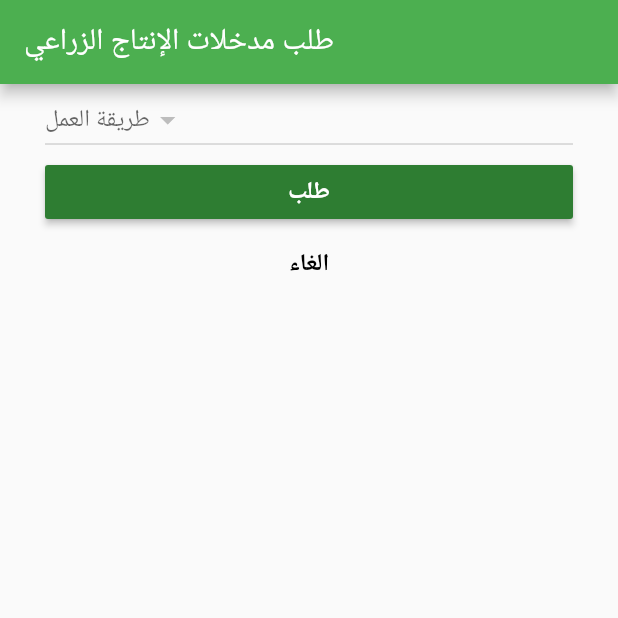
After one commit to shazalia/tarbal_app, a Flutter app: the AgriInputs screen opened directly, on a phone screen of 412 x 824 dp, the top half of it. The commit adds this screen. Run offline on Flutter 3.47's test engine with Material 2 defaults, Android fonts, the phone set to English and light mode, and no system bars; our stand-ins replace cached_network_image, shared_preferences; accounts and stored records are empty; network calls fail.

Commit message:
services category form

```diff
--- a/lib/pages/login.dart
+++ b/lib/pages/login.dart
@@ -44,6 +44,7 @@ class _LoginScreenState extends State<LoginScreen> {
     await prefs.setStringList('user', user);
   }
 
+  // ignore: missing_return
   Future<User> submitForm(String phone,String pass) async {
     final response = await http.post(
       "http://turbalkom.falsudan.com/api/login",
--- /dev/null
+++ b/lib/services/AgriInputs.dart
@@ -0,0 +1,116 @@
+import 'dart:convert';
+import "package:flutter/material.dart";
+import 'dart:async';
+import 'package:http/http.dart' as http;
+void main() => runApp(MaterialApp(
+  title: "Hospital Management",
+  home: AgriInputs(),
+));
+
+class AgriInputs extends StatefulWidget {
+  @override
+  _AgriInputsState createState() => _AgriInputsState();
+}
+
+class _AgriInputsState extends State<AgriInputs> {
+  final GlobalKey<FormState> _formKey = new GlobalKey<FormState>();
+
+  String _mySelection;
+
+  final String url = "http://turbalkom.falsudan.com/api/forms/service_providers";
+
+  List data = List(); //edited line
+
+  Future<String> getSWData() async {
+    var res = await http
+        .get(Uri.encodeFull(url), headers: {"Accept": "application/json"});
+    var resBody = json.decode(res.body);
+
+    setState(() {
+      data = resBody;
+    });
+
+    print(resBody);
+
+    return "success";
+  }
+
+  @override
+  void initState() {
+    super.initState();
+    this.getSWData();
+  }
+
+  @override
+  Widget build(BuildContext context) {
+    return new Scaffold(
+      appBar: AppBar(
+        title: Text("طلب مدخلات الإنتاج الزراعي "),
+      ),
+      body: new SafeArea(
+          top: false,
+          bottom: false,
+          child: new Form(
+              key: _formKey,
+              autovalidate: true,
+              child: new ListView(
+                padding: const EdgeInsets.symmetric(horizontal: 30.0),
+                children: <Widget>[
+//                   new Checkbox(
+//                     value: boolValue,
+//                     onChanged: (bool value) {
+//                       setState(() {
+//                         Switch(title){
+//                           case
+//                         }
+//                       });
+//                     }
+//
+//                  ),
+
+
+
+                  new DropdownButton(
+                    items: data.map((item) {
+                      return new DropdownMenuItem(
+                        child: new Text(item['name']),
+                        value: item['id'].toString(),
+                      );
+                    }).toList(),
+                    hint: Text("طريقة العمل"),
+                    onChanged: (newVal) {
+                      setState(() {
+                        _mySelection = newVal;
+                      });
+                    },
+                    value: _mySelection,
+                  ),
+                  new MaterialButton(
+                    child: Text("طلب",
+                        style: TextStyle(
+                            color: Colors.white,
+                            fontWeight: FontWeight.bold,
+                            fontSize: 16.0)),
+                    color: Colors.green.shade800,
+                    onPressed: () {
+
+                    },
+                  ),
+                  new FlatButton(
+                      child: Text("الغاء",
+                          style: TextStyle(
+                              color: Colors.black,
+                              fontWeight: FontWeight.bold,
+                              fontSize: 16.0)),
+                      color: Colors.transparent,
+                      onPressed: () {
+                        Navigator.pop(context, Answer.CANCEL);
+                      }
+                  )
+
+                ],
+              ))),
+    );
+  }
+}
+enum Answer { OK, CANCEL }
```
Also changed, not shown: lib/services/ServiceProvScreen.dart (+135 -9 lines), lib/services/agriInputs.dart (deleted).
